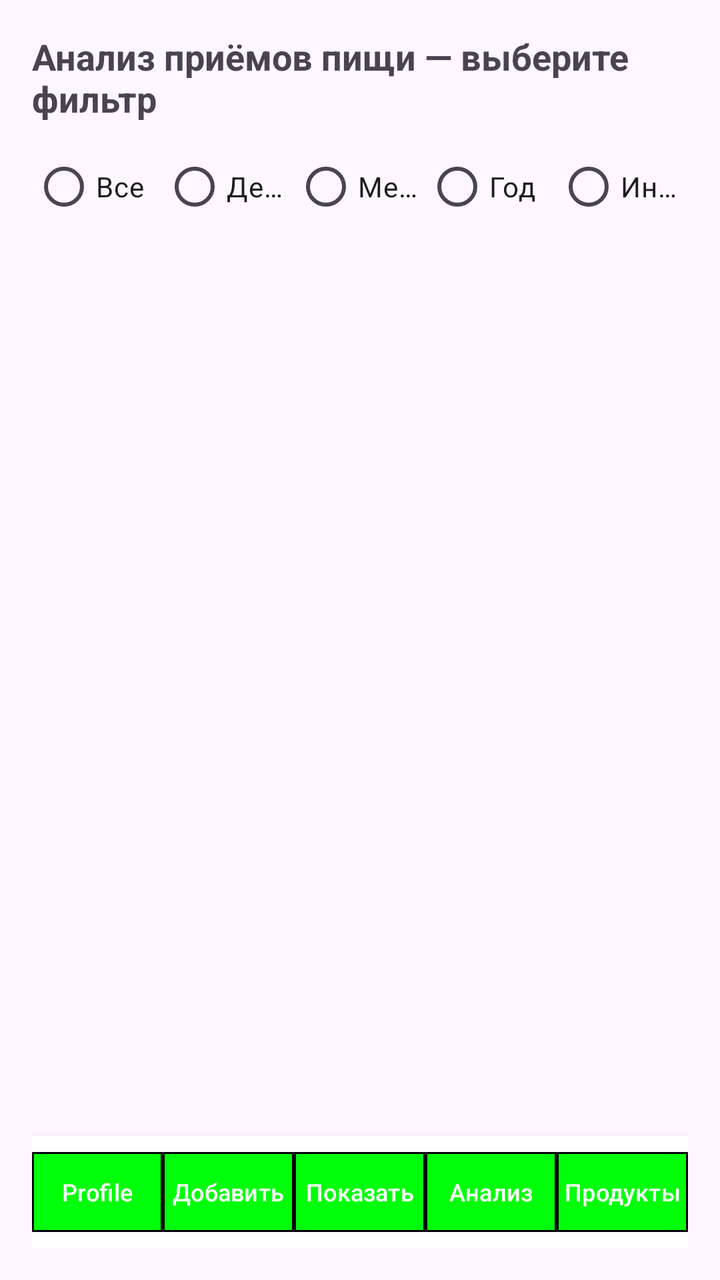
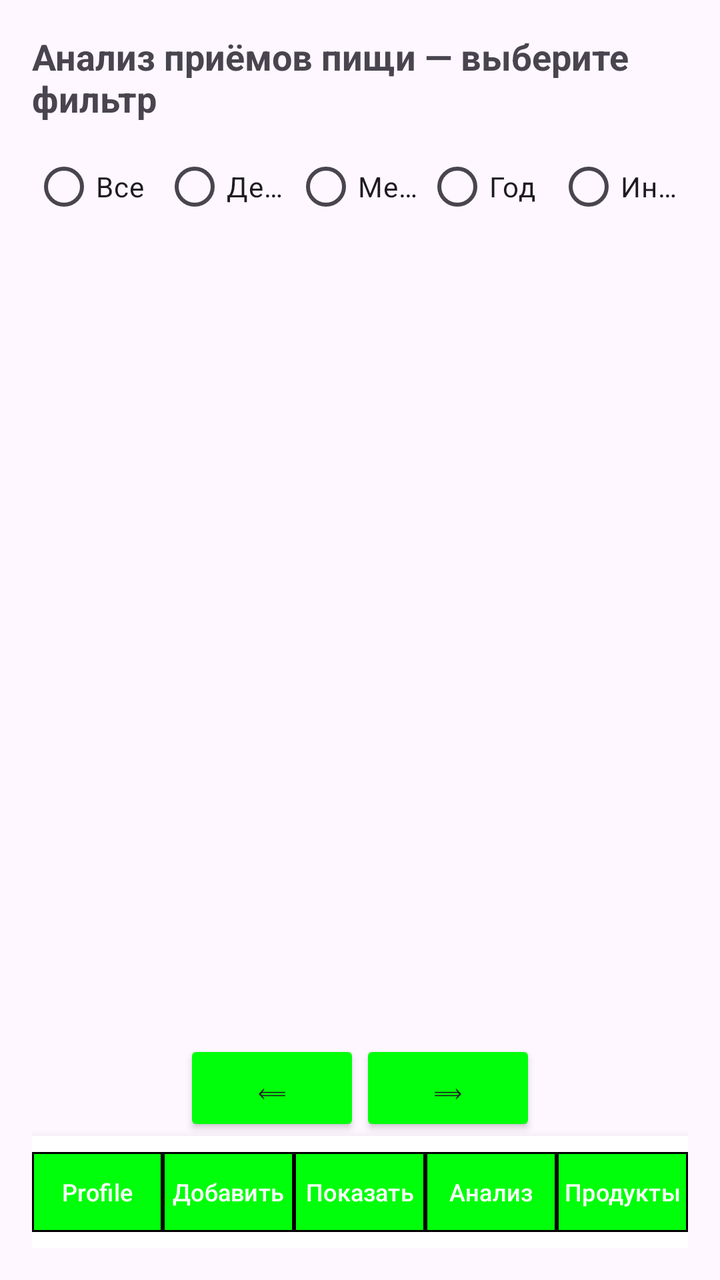

The first picture is an Android layout as it rendered before a commit; the second is the same layout after the commit. The layout source and the unified diff follow.
<!-- AndroidManifest.xml: application theme Theme.MyApp -->
<!-- res/layout/activity_analize_means.xml -->
<?xml version="1.0" encoding="utf-8"?>
<LinearLayout xmlns:android="http://schemas.android.com/apk/res/android"
    xmlns:app="http://schemas.android.com/apk/res-auto"
    xmlns:tools="http://schemas.android.com/tools"
    android:layout_width="match_parent"
    android:layout_height="match_parent"
    android:orientation="vertical"
    android:padding="16dp">

    <TextView
        android:layout_width="wrap_content"
        android:layout_height="wrap_content"
        android:text="@string/analysis_filter_title"
        android:textSize="18sp"
        android:textStyle="bold" />

    <RadioGroup
        android:id="@+id/radioGroupFilter"
        android:layout_width="match_parent"
        android:layout_height="wrap_content"
        android:orientation="horizontal"
        android:layout_marginTop="8dp">

        <RadioButton
            android:id="@+id/radioAll"
            android:layout_width="0dp"
            android:layout_height="wrap_content"
            android:layout_weight="1"
            android:maxLines="1"
            android:ellipsize="end"
            android:text="@string/filter_all" />

        <RadioButton
            android:id="@+id/radioDay"
            android:layout_width="0dp"
            android:layout_height="wrap_content"
            android:layout_weight="1"
            android:maxLines="1"
            android:ellipsize="end"
            android:text="@string/filter_day" />

        <RadioButton
            android:id="@+id/radioMonth"
            android:layout_width="0dp"
            android:layout_height="wrap_content"
            android:layout_weight="1"
            android:maxLines="1"
            android:ellipsize="end"
            android:text="@string/filter_month" />

        <RadioButton
            android:id="@+id/radioYear"
            android:layout_width="0dp"
            android:layout_height="wrap_content"
            android:layout_weight="1"
            android:maxLines="1"
            android:ellipsize="end"
            android:text="@string/filter_year" />

        <RadioButton
            android:id="@+id/radioInterval"
            android:layout_width="0dp"
            android:layout_height="wrap_content"
            android:layout_weight="1"
            android:maxLines="1"
            android:ellipsize="end"
            android:text="@string/filter_interval" />
    </RadioGroup>

    
    <LinearLayout
        android:id="@+id/layoutFilterParams"
        android:layout_width="match_parent"
        android:layout_height="wrap_content"
        android:orientation="vertical"
        android:layout_marginTop="16dp"
        android:visibility="gone">

        
        <LinearLayout
            android:id="@+id/layoutDay"
            android:layout_width="match_parent"
            android:layout_height="wrap_content"
            android:orientation="horizontal"
            android:visibility="gone">

            <EditText
                android:id="@+id/editDay"
                android:layout_width="0dp"
                android:layout_height="wrap_content"
                android:layout_weight="1"
                android:hint="@string/day_hint"
                android:inputType="number"
                android:minHeight="48dp" />
            <EditText
                android:id="@+id/editMonth"
                android:layout_width="0dp"
                android:layout_height="wrap_content"
                android:layout_weight="1"
                android:hint="@string/month_hint"
                android:inputType="number"
                android:minHeight="48dp" />
            <EditText
                android:id="@+id/editYear"
                android:layout_width="0dp"
                android:layout_height="wrap_content"
                android:layout_weight="1"
                android:hint="@string/year_hint"
                android:inputType="number"
                android:minHeight="48dp" />
        </LinearLayout>

        
        <LinearLayout
            android:id="@+id/layoutMonth"
            android:layout_width="match_parent"
            android:layout_height="wrap_content"
            android:orientation="horizontal"
            android:visibility="gone">
            <EditText
                android:id="@+id/editMonthOnly"
                android:layout_width="0dp"
                android:layout_height="wrap_content"
                android:layout_weight="1"
                android:hint="@string/month_hint"
                android:inputType="number"
                android:minHeight="48dp" />
            <EditText
                android:id="@+id/editYearForMonth"
                android:layout_width="0dp"
                android:layout_height="wrap_content"
                android:layout_weight="1"
                android:hint="@string/year_hint"
                android:inputType="number"
                android:minHeight="48dp" />
        </LinearLayout>

        
        <LinearLayout
            android:id="@+id/layoutYear"
            android:layout_width="match_parent"
            android:layout_height="wrap_content"
            android:orientation="horizontal"
            android:visibility="gone">
            <EditText
                android:id="@+id/editYearOnly"
                android:layout_width="match_parent"
                android:layout_height="wrap_content"
                android:hint="@string/year_hint"
                android:inputType="number"
                android:minHeight="48dp" />
        </LinearLayout>

        
        <LinearLayout
            android:id="@+id/layoutInterval"
            android:layout_width="match_parent"
            android:layout_height="wrap_content"
            android:orientation="vertical"
            android:visibility="gone">

            <TextView
                android:layout_width="wrap_content"
                android:layout_height="wrap_content"
                android:text="@string/start_date_label" />
            <LinearLayout
                android:layout_width="match_parent"
                android:layout_height="wrap_content"
                android:orientation="horizontal">
                <EditText
                    android:id="@+id/editStartDay"
                    android:layout_width="0dp"
                    android:layout_weight="1"
                    android:layout_height="wrap_content"
                    android:hint="@string/day_hint"
                    android:inputType="number"
                    android:minHeight="48dp" />
                <EditText
                    android:id="@+id/editStartMonth"
                    android:layout_width="0dp"
                    android:layout_weight="1"
                    android:layout_height="wrap_content"
                    android:hint="@string/month_hint"
                    android:inputType="number"
                    android:minHeight="48dp" />
                <EditText
                    android:id="@+id/editStartYear"
                    android:layout_width="0dp"
                    android:layout_weight="1"
                    android:layout_height="wrap_content"
                    android:hint="@string/year_hint"
                    android:inputType="number"
                    android:minHeight="48dp" />
            </LinearLayout>

            <TextView
                android:layout_width="wrap_content"
                android:layout_height="wrap_content"
                android:text="@string/end_date_label"
                android:layout_marginTop="8dp" />
            <LinearLayout
                android:layout_width="match_parent"
                android:layout_height="wrap_content"
                android:orientation="horizontal">
                <EditText
                    android:id="@+id/editEndDay"
                    android:layout_width="0dp"
                    android:layout_weight="1"
                    android:layout_height="wrap_content"
                    android:hint="@string/day_hint"
                    android:inputType="number"
                    android:minHeight="48dp" />
                <EditText
                    android:id="@+id/editEndMonth"
                    android:layout_width="0dp"
                    android:layout_weight="1"
                    android:layout_height="wrap_content"
                    android:hint="@string/month_hint"
                    android:inputType="number"
                    android:minHeight="48dp" />
                <EditText
                    android:id="@+id/editEndYear"
                    android:layout_width="0dp"
                    android:layout_weight="1"
                    android:layout_height="wrap_content"
                    android:hint="@string/year_hint"
                    android:inputType="number"
                    android:minHeight="48dp" />
            </LinearLayout>
        </LinearLayout>

        <Button
            android:id="@+id/buttonApplyFilter"
            android:layout_width="match_parent"
            android:layout_height="wrap_content"
            android:text="@string/apply_filter_button"
            android:layout_marginTop="8dp"
            android:backgroundTint="@color/elements"
            android:maxLines="1"
            android:ellipsize="end" />
    </LinearLayout>

    <ListView
        android:id="@+id/listViewAnalysis"
        android:layout_width="match_parent"
        android:layout_height="0dp"
        android:layout_weight="1"
        android:layout_marginTop="16dp"
        android:layout_marginBottom="8dp" />

    <TextView
        android:id="@+id/textViewSummary"
        android:layout_width="match_parent"
        android:layout_height="wrap_content"
        android:padding="8dp"
        android:layout_marginBottom="8dp"
        android:background="@color/elements"
        android:textSize="14sp"
        android:visibility="gone" />

    
    <include
        android:id="@+id/bottomNavLayout"
        layout="@layout/bottom_nav_panel"
        android:layout_width="match_parent"
        android:layout_height="wrap_content" />

</LinearLayout>
<!-- res/layout/bottom_nav_panel.xml (included above) -->
<?xml version="1.0" encoding="utf-8"?>
<LinearLayout xmlns:android="http://schemas.android.com/apk/res/android"
    xmlns:app="http://schemas.android.com/apk/res-auto"
    android:id="@+id/bottomNavLayout"
    android:layout_width="match_parent"
    android:layout_height="wrap_content"
    android:orientation="horizontal"
    android:weightSum="5"
    android:background="@color/white"
    android:elevation="8dp"
    android:paddingVertical="4dp">

    <com.google.android.material.button.MaterialButton
        android:id="@+id/buttonProfile"
        android:layout_width="0dp"
        android:layout_height="wrap_content"
        android:layout_weight="1"
        android:onClick="profileActivity"
        android:padding="0dp"
        android:text="@string/panelProfile"
        android:textSize="12sp"
        android:maxLines="1"
        android:ellipsize="end"
        app:backgroundTint="@color/elements"
        app:cornerRadius="0dp"
        app:strokeWidth="1dp" />

    <com.google.android.material.button.MaterialButton
        android:id="@+id/buttonAdd"
        android:layout_width="0dp"
        android:layout_height="wrap_content"
        android:layout_weight="1"
        android:onClick="addMealActivity"
        android:padding="0dp"
        android:text="@string/panelAdd"
        android:textSize="12sp"
        android:maxLines="1"
        android:ellipsize="end"
        app:backgroundTint="@color/elements"
        app:cornerRadius="0dp"
        app:strokeWidth="1dp" />

    <com.google.android.material.button.MaterialButton
        android:id="@+id/buttonShow"
        android:layout_width="0dp"
        android:layout_height="wrap_content"
        android:layout_weight="1"
        android:onClick="showMealsActivity"
        android:padding="0dp"
        android:text="@string/panelShow"
        android:textSize="12sp"
        android:maxLines="1"
        android:ellipsize="end"
        app:backgroundTint="@color/elements"
        app:cornerRadius="0dp"
        app:strokeWidth="1dp" />

    <com.google.android.material.button.MaterialButton
        android:id="@+id/buttonAnalysis"
        android:layout_width="0dp"
        android:layout_height="wrap_content"
        android:layout_weight="1"
        android:onClick="analizeMeansActivity"
        android:padding="0dp"
        android:text="@string/panelAnalysis"
        android:textSize="12sp"
        android:maxLines="1"
        android:ellipsize="end"
        app:backgroundTint="@color/elements"
        app:cornerRadius="0dp"
        app:strokeWidth="1dp" />

    <com.google.android.material.button.MaterialButton
        android:id="@+id/buttonProducts"
        android:layout_width="0dp"
        android:layout_height="wrap_content"
        android:layout_weight="1"
        android:onClick="editProductsActivity"
        android:padding="0dp"
        android:text="@string/panelProducts"
        android:textSize="12sp"
        android:maxLines="1"
        android:ellipsize="end"
        app:backgroundTint="@color/elements"
        app:cornerRadius="0dp"
        app:strokeWidth="1dp" />

</LinearLayout>
<!-- resources referenced by this layout -->
<resources>
  <color name="elements">#00FF0A</color>
  <color name="white">#FFFFFFFF</color>
  <string name="analysis_filter_title">Анализ приёмов пищи — выберите фильтр</string>
  <string name="apply_filter_button">Применить фильтр</string>
  <string name="day_hint">День</string>
  <string name="end_date_label">Конечная дата</string>
  <string name="filter_all">Все</string>
  <string name="filter_day">День</string>
  <string name="filter_interval">Интервал</string>
  <string name="filter_month">Месяц</string>
  <string name="filter_year">Год</string>
  <string name="month_hint">Месяц</string>
  <string name="panelAdd">Добавить</string>
  <string name="panelAnalysis">Анализ</string>
  <string name="panelProducts">Продукты</string>
  <string name="panelProfile">Profile</string>
  <string name="panelShow">Показать</string>
  <string name="start_date_label">Начальная дата</string>
  <string name="year_hint">Год</string>
  <style name="Theme.MyApp" parent="Base.Theme.MyApp" />
  <style name="Base.Theme.MyApp" parent="Theme.Material3.DayNight.NoActionBar">
          
          
      </style>
</resources>

<!-- the commit's change to res/layout/activity_analize_means.xml (unified diff, before → after) -->
@@ -257,6 +257,32 @@
         android:background="@color/elements"
         android:textSize="14sp"
         android:visibility="gone" />
+
+    <LinearLayout
+        android:id="@+id/layoutBackForward"
+        android:layout_width="match_parent"
+        android:layout_height="wrap_content"
+        android:gravity="center"
+        android:orientation="horizontal">
+        <Button
+            android:id="@+id/buttonBack"
+            android:layout_width="wrap_content"
+            android:layout_height="wrap_content"
+            android:backgroundTint="@color/elements"
+            android:maxLines="1"
+            android:ellipsize="end"
+            android:text="@string/back" />
+        <Button
+            android:id="@+id/buttonForward"
+            android:layout_width="wrap_content"
+            android:layout_height="wrap_content"
+            android:backgroundTint="@color/elements"
+            android:maxLines="1"
+            android:ellipsize="end"
+            android:text="@string/forward" />
+    </LinearLayout>
+
+
 
     
     <include
<!-- resource entries referenced after the edit -->
@@ -4,6 +4,7 @@
   <color name="white">#FFFFFFFF</color>
   <string name="analysis_filter_title">Анализ приёмов пищи — выберите фильтр</string>
   <string name="apply_filter_button">Применить фильтр</string>
+  <string name="back">⟸</string>
   <string name="day_hint">День</string>
   <string name="end_date_label">Конечная дата</string>
   <string name="filter_all">Все</string>
@@ -11,6 +12,7 @@
   <string name="filter_interval">Интервал</string>
   <string name="filter_month">Месяц</string>
   <string name="filter_year">Год</string>
+  <string name="forward">⟹</string>
   <string name="month_hint">Месяц</string>
   <string name="panelAdd">Добавить</string>
   <string name="panelAnalysis">Анализ</string>
